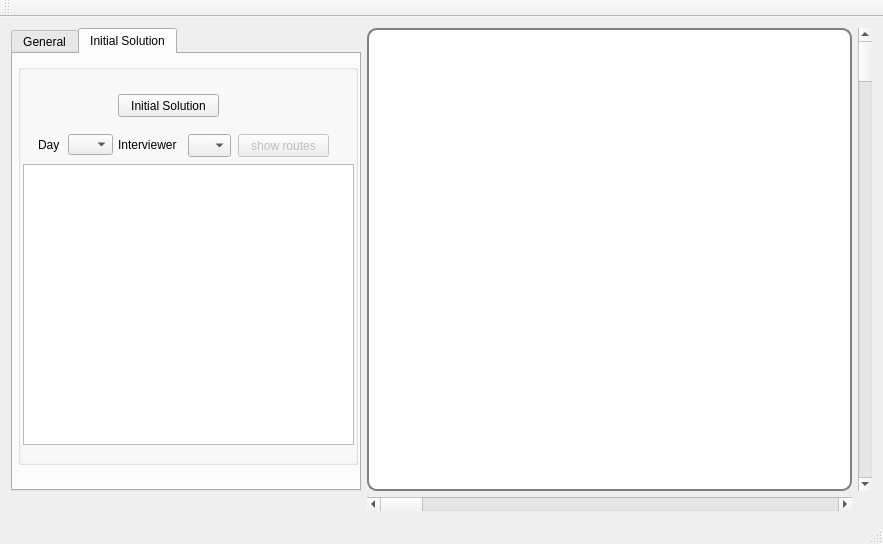
The window that Nouna_PCVRP/qt-project/ver02/nouna_project/mainwindow.ui (tikhoncheva/work) describes before a commit, drawn with Qt 5.
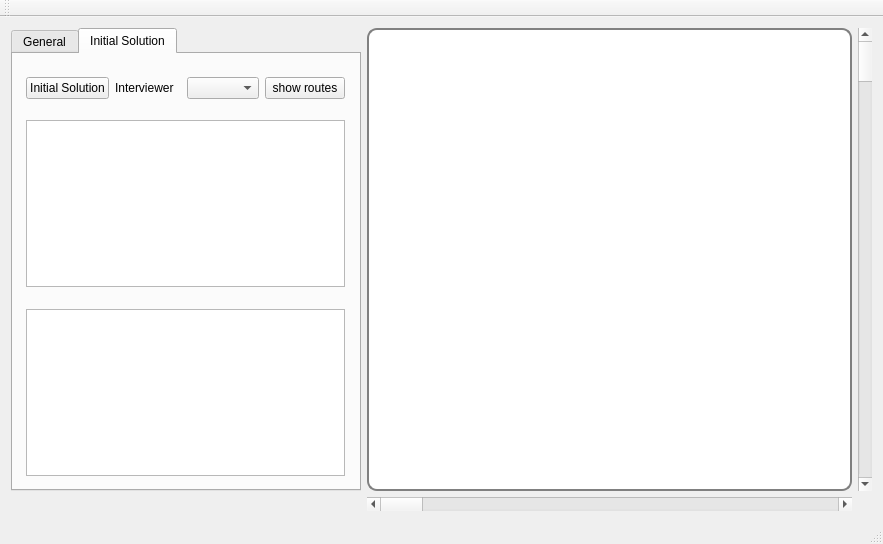
The same window after the commit. Custom widgets are drawn as their Qt base class.

The edit to the form file:
```diff
--- a/Nouna_PCVRP/qt-project/ver02/nouna_project/mainwindow.ui
+++ b/Nouna_PCVRP/qt-project/ver02/nouna_project/mainwindow.ui
@@ -454,140 +454,90 @@
           </widget>
          </widget>
         </widget>
-        <widget class="QWidget" name="tab_8">
+        <widget class="QWidget" name="tab_initsolution">
+         <property name="enabled">
+          <bool>true</bool>
+         </property>
          <attribute name="title">
           <string>Initial Solution</string>
          </attribute>
-         <widget class="QGroupBox" name="groupBoxInitialSolution">
-          <property name="enabled">
-           <bool>true</bool>
-          </property>
+         <widget class="QWidget" name="layoutWidget">
           <property name="geometry">
            <rect>
-            <x>5</x>
-            <y>10</y>
-            <width>340</width>
-            <height>401</height>
+            <x>2</x>
+            <y>12</y>
+            <width>341</width>
+            <height>421</height>
            </rect>
           </property>
-          <property name="title">
-           <string/>
-          </property>
-          <widget class="QLabel" name="labelSelectDay">
-           <property name="geometry">
-            <rect>
-             <x>20</x>
-             <y>70</y>
-             <width>31</width>
-             <height>21</height>
-            </rect>
-           </property>
-           <property name="text">
-            <string>Day</string>
-           </property>
-          </widget>
-          <widget class="QLabel" name="labelSelectInterviewer">
-           <property name="geometry">
-            <rect>
-             <x>100</x>
-             <y>70</y>
-             <width>71</width>
-             <height>21</height>
-            </rect>
-           </property>
-           <property name="text">
-            <string>Interviewer</string>
-           </property>
-          </widget>
-          <widget class="QPushButton" name="pushButtonShowRoute">
-           <property name="enabled">
-            <bool>false</bool>
-           </property>
-           <property name="geometry">
-            <rect>
-             <x>220</x>
-             <y>70</y>
-             <width>91</width>
-             <height>23</height>
-            </rect>
-           </property>
-           <property name="text">
-            <string>show routes</string>
-           </property>
-          </widget>
-          <widget class="QPushButton" name="pushButtonInitialSolution">
-           <property name="enabled">
-            <bool>true</bool>
-           </property>
-           <property name="geometry">
-            <rect>
-             <x>100</x>
-             <y>30</y>
-             <width>101</width>
-             <height>23</height>
-            </rect>
-           </property>
-           <property name="text">
-            <string>Initial Solution</string>
-           </property>
-          </widget>
-          <widget class="QComboBox" name="comboBoxDay">
-           <property name="geometry">
-            <rect>
-             <x>50</x>
-             <y>70</y>
-             <width>45</width>
-             <height>21</height>
-            </rect>
-           </property>
-           <property name="sizePolicy">
-            <sizepolicy hsizetype="Fixed" vsizetype="Fixed">
-             <horstretch>0</horstretch>
-             <verstretch>0</verstretch>
-            </sizepolicy>
-           </property>
-           <property name="maximumSize">
-            <size>
-             <width>45</width>
-             <height>30</height>
-            </size>
-           </property>
-           <property name="inputMethodHints">
-            <set>Qt::ImhNone</set>
-           </property>
-           <property name="currentText">
-            <string/>
-           </property>
-           <property name="maxCount">
-            <number>81</number>
-           </property>
-           <property name="sizeAdjustPolicy">
-            <enum>QComboBox::AdjustToMinimumContentsLengthWithIcon</enum>
-           </property>
-          </widget>
-          <widget class="QComboBox" name="comboBoxInterviewer">
-           <property name="geometry">
-            <rect>
-             <x>170</x>
-             <y>70</y>
-             <width>43</width>
-             <height>23</height>
-            </rect>
-           </property>
-          </widget>
-          <widget class="QTableWidget" name="tableWidget_weekplans">
-           <property name="geometry">
-            <rect>
-             <x>5</x>
-             <y>100</y>
-             <width>331</width>
-             <height>281</height>
-            </rect>
-           </property>
-           <property name="selectionBehavior">
-            <enum>QAbstractItemView::SelectRows</enum>
-           </property>
-          </widget>
+          <layout class="QGridLayout" name="gridLayout_2">
+           <item row="4" column="0" colspan="4">
+            <widget class="QTableWidget" name="tableWidget_dayplans"/>
+           </item>
+           <item row="0" column="1">
+            <widget class="QLabel" name="labelSelectInterviewer">
+             <property name="text">
+              <string>Interviewer</string>
+             </property>
+            </widget>
+           </item>
+           <item row="0" column="2">
+            <widget class="QComboBox" name="comboBoxInterviewer"/>
+           </item>
+           <item row="2" column="0" colspan="4">
+            <widget class="QTableWidget" name="tableWidget_weekplans">
+             <property name="selectionBehavior">
+              <enum>QAbstractItemView::SelectRows</enum>
+             </property>
+            </widget>
+           </item>
+           <item row="0" column="3">
+            <widget class="QPushButton" name="pushButtonShowRoute">
+             <property name="enabled">
+              <bool>true</bool>
+             </property>
+             <property name="text">
+              <string>show routes</string>
+             </property>
+            </widget>
+           </item>
+           <item row="1" column="1">
+            <spacer name="verticalSpacer">
+             <property name="orientation">
+              <enum>Qt::Vertical</enum>
+             </property>
+             <property name="sizeHint" stdset="0">
+              <size>
+               <width>20</width>
+               <height>40</height>
+              </size>
+             </property>
+            </spacer>
+           </item>
+           <item row="0" column="0">
+            <widget class="QPushButton" name="pushButtonInitialSolution">
+             <property name="enabled">
+              <bool>true</bool>
+             </property>
+             <property name="text">
+              <string>Initial Solution</string>
+             </property>
+            </widget>
+           </item>
+           <item row="3" column="1">
+            <spacer name="verticalSpacer_2">
+             <property name="orientation">
+              <enum>Qt::Vertical</enum>
+             </property>
+             <property name="sizeHint" stdset="0">
+              <size>
+               <width>20</width>
+               <height>40</height>
+              </size>
+             </property>
+            </spacer>
+           </item>
+          </layout>
          </widget>
         </widget>
        </widget>
```
Left out of the diff: 2 changed lines with no effect on the pictures.
